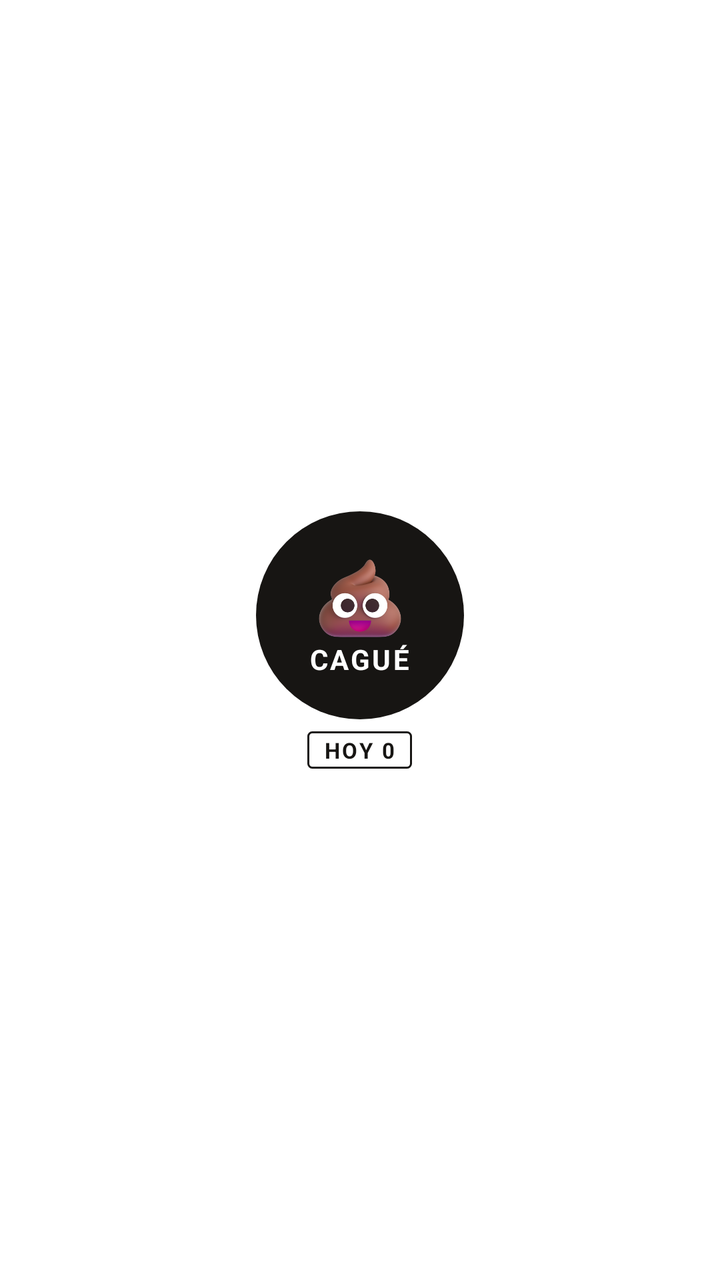
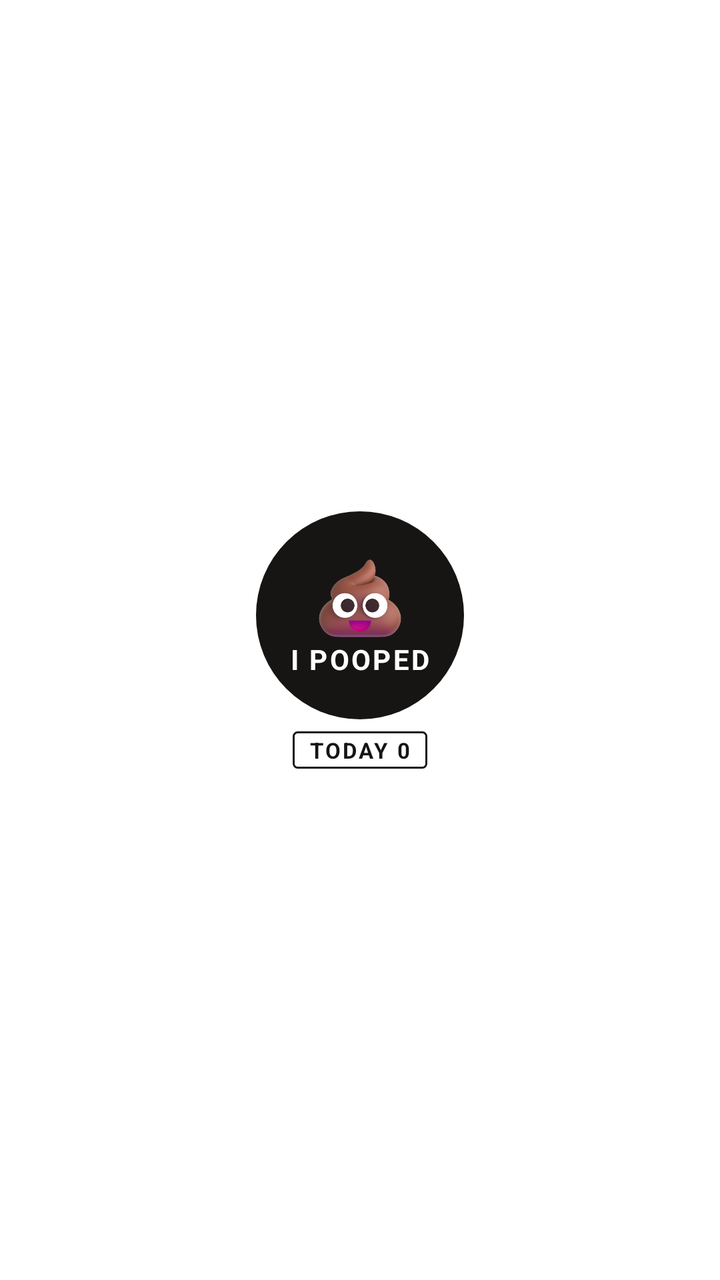

Two renders of the same Android screen: before a commit and after it. Below are the layout's source before the change and the commit's diff.
<!-- AndroidManifest.xml: fallback theme Theme.MaterialComponents.DayNight.NoActionBar -->
<!-- res/layout/widget_cague.xml -->
<?xml version="1.0" encoding="utf-8"?>
<LinearLayout xmlns:android="http://schemas.android.com/apk/res/android"
    android:layout_width="match_parent"
    android:layout_height="match_parent"
    android:gravity="center"
    android:orientation="vertical"
    android:padding="4dp">

    <LinearLayout
        android:id="@+id/widget_boton"
        android:layout_width="104dp"
        android:layout_height="104dp"
        android:background="@drawable/widget_circulo"
        android:clickable="true"
        android:focusable="true"
        android:gravity="center"
        android:orientation="vertical">

        <ImageView
            android:layout_width="44dp"
            android:layout_height="44dp"
            android:contentDescription="Cagué"
            android:src="@drawable/widget_poop" />

        <TextView
            android:layout_width="wrap_content"
            android:layout_height="wrap_content"
            android:letterSpacing="0.08"
            android:text="CAGUÉ"
            android:textColor="#FFFFFF"
            android:textSize="14sp"
            android:textStyle="bold" />
    </LinearLayout>

    <TextView
        android:id="@+id/widget_estado"
        android:layout_width="wrap_content"
        android:layout_height="wrap_content"
        android:layout_marginTop="6dp"
        android:background="@drawable/widget_etiqueta"
        android:letterSpacing="0.1"
        android:paddingHorizontal="8dp"
        android:paddingVertical="2dp"
        android:text="HOY 0"
        android:textColor="#171513"
        android:textSize="11sp"
        android:textStyle="bold" />
</LinearLayout>
<!-- resources referenced by this layout -->
<resources>
  <!-- drawable widget_circulo (drawable) -->
  <?xml version="1.0" encoding="utf-8"?>
  <selector xmlns:android="http://schemas.android.com/apk/res/android">
      <item android:state_pressed="true">
          <shape android:shape="oval"><solid android:color="#FFD60A" /></shape>
      </item>
      <item>
          <shape android:shape="oval"><solid android:color="#171513" /></shape>
      </item>
  </selector>
  <!-- drawable widget_etiqueta (drawable) -->
  <?xml version="1.0" encoding="utf-8"?>
  <shape xmlns:android="http://schemas.android.com/apk/res/android" android:shape="rectangle">
      <solid android:color="#FFFFFF" />
      <stroke android:width="1dp" android:color="#171513" />
      <corners android:radius="2dp" />
  </shape>
  <!-- drawable widget_poop: png bitmap (drawable-nodpi, 35754 bytes) -->
</resources>

<!-- the commit's change to res/layout/widget_cague.xml (unified diff, before → after) -->
@@ -26,7 +26,7 @@
             android:layout_width="wrap_content"
             android:layout_height="wrap_content"
             android:letterSpacing="0.08"
-            android:text="CAGUÉ"
+            android:text="@string/widget_cague"
             android:textColor="#FFFFFF"
             android:textSize="14sp"
             android:textStyle="bold" />
@@ -41,7 +41,7 @@
         android:letterSpacing="0.1"
         android:paddingHorizontal="8dp"
         android:paddingVertical="2dp"
-        android:text="HOY 0"
+        android:text="@string/widget_hoy_cero"
         android:textColor="#171513"
         android:textSize="11sp"
         android:textStyle="bold" />
<!-- resource entries referenced after the edit -->
@@ -18,5 +18,7 @@
       <corners android:radius="2dp" />
   </shape>
   <!-- drawable widget_poop: png bitmap (drawable-nodpi, 35754 bytes) -->
+  <string name="widget_cague">I POOPED</string>
+  <string name="widget_hoy_cero">TODAY 0</string>
 </resources>
 
